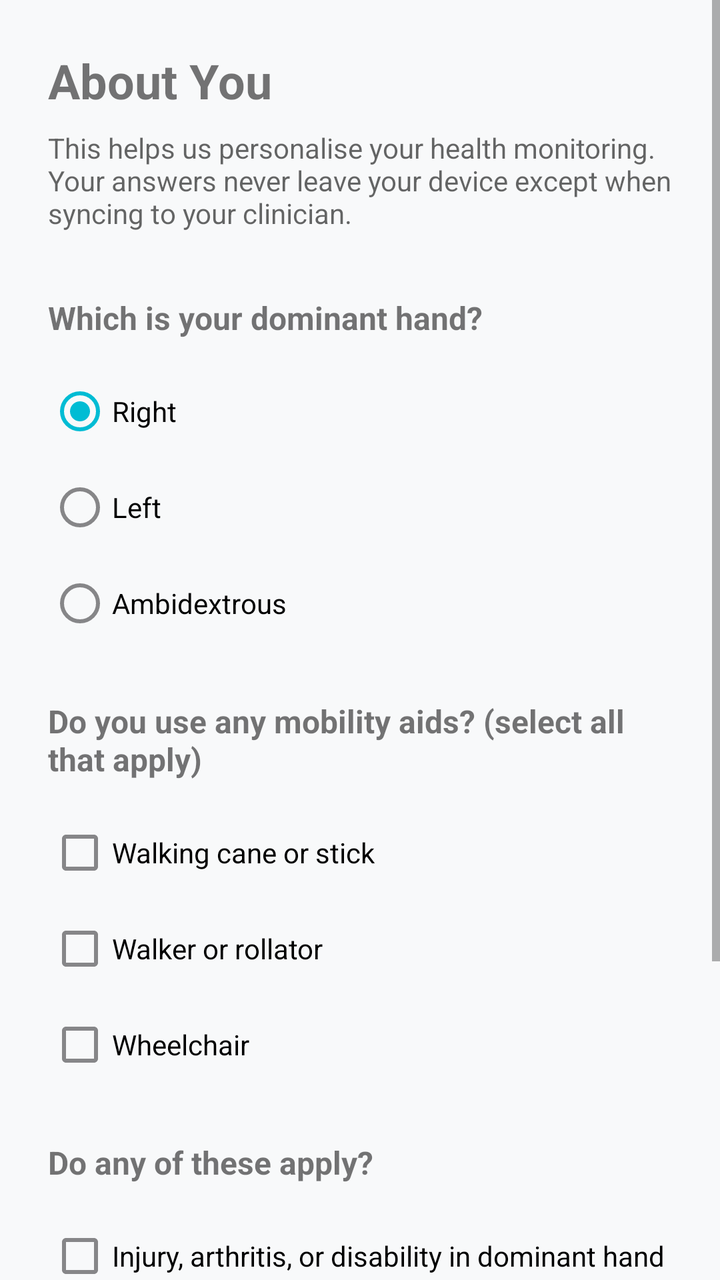
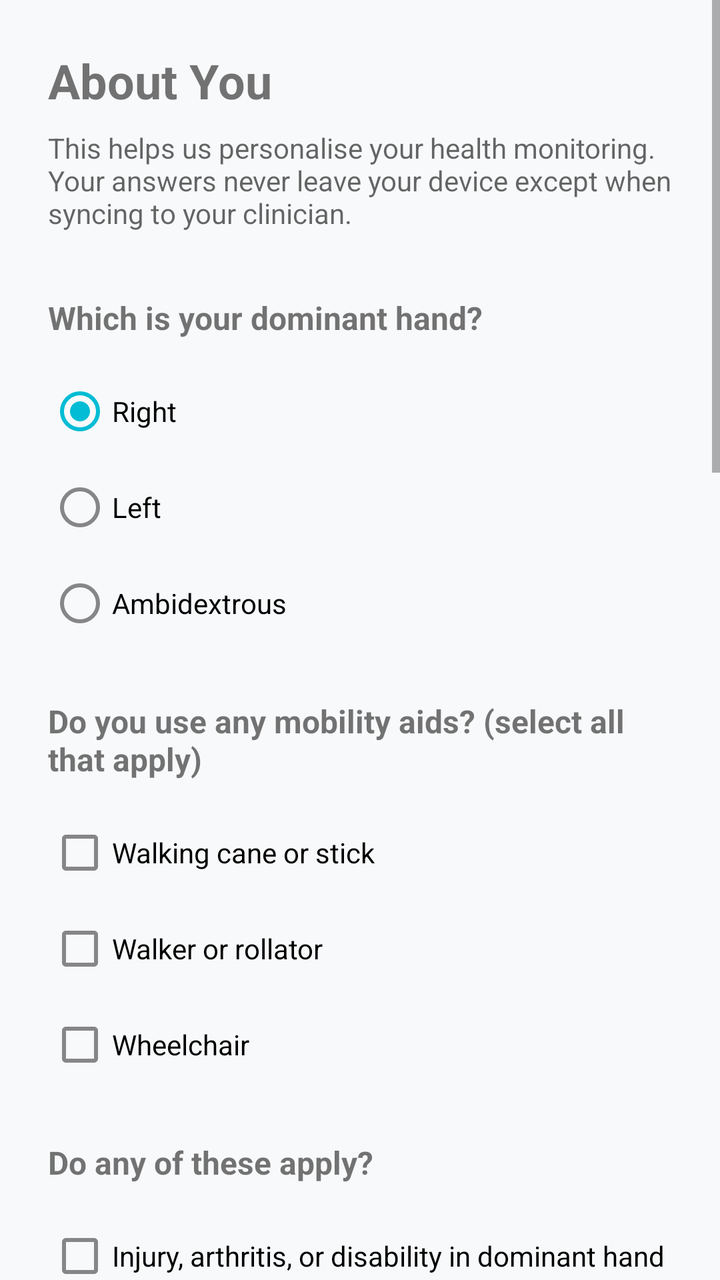

Before-and-after screenshots of an Android layout around one commit, followed by the original layout XML and the change that was made.
<!-- AndroidManifest.xml: application theme Theme.Cogniware -->
<!-- res/layout/activity_questionnaire.xml -->
<?xml version="1.0" encoding="utf-8"?>
<ScrollView xmlns:android="http://schemas.android.com/apk/res/android"
    android:layout_width="match_parent"
    android:layout_height="match_parent"
    android:fillViewport="true">

    <LinearLayout
        android:layout_width="match_parent"
        android:layout_height="wrap_content"
        android:orientation="vertical"
        android:padding="24dp">

        <TextView
            android:layout_width="wrap_content"
            android:layout_height="wrap_content"
            android:text="About You"
            android:textSize="24sp"
            android:textStyle="bold"
            android:layout_marginBottom="8dp" />

        <TextView
            android:layout_width="wrap_content"
            android:layout_height="wrap_content"
            android:text="This helps us personalise your health monitoring. Your answers never leave your device except when syncing to your clinician."
            android:textSize="14sp"
            android:textColor="?android:attr/textColorSecondary"
            android:layout_marginBottom="32dp" />

        
        <TextView
            android:layout_width="wrap_content"
            android:layout_height="wrap_content"
            android:text="Which is your dominant hand?"
            android:textSize="16sp"
            android:textStyle="bold"
            android:layout_marginBottom="12dp" />

        <RadioGroup
            android:id="@+id/rg_dominant_hand"
            android:layout_width="match_parent"
            android:layout_height="wrap_content"
            android:layout_marginBottom="24dp">

            <RadioButton
                android:id="@+id/rb_right"
                android:layout_width="wrap_content"
                android:layout_height="wrap_content"
                android:text="Right"
                android:checked="true" />

            <RadioButton
                android:id="@+id/rb_left"
                android:layout_width="wrap_content"
                android:layout_height="wrap_content"
                android:text="Left" />

            <RadioButton
                android:id="@+id/rb_ambidextrous"
                android:layout_width="wrap_content"
                android:layout_height="wrap_content"
                android:text="Ambidextrous" />
        </RadioGroup>

        
        <TextView
            android:layout_width="wrap_content"
            android:layout_height="wrap_content"
            android:text="Do you use any mobility aids? (select all that apply)"
            android:textSize="16sp"
            android:textStyle="bold"
            android:layout_marginBottom="12dp" />

        <CheckBox
            android:id="@+id/cb_cane"
            android:layout_width="wrap_content"
            android:layout_height="wrap_content"
            android:text="Walking cane or stick" />

        <CheckBox
            android:id="@+id/cb_walker"
            android:layout_width="wrap_content"
            android:layout_height="wrap_content"
            android:text="Walker or rollator" />

        <CheckBox
            android:id="@+id/cb_wheelchair"
            android:layout_width="wrap_content"
            android:layout_height="wrap_content"
            android:text="Wheelchair"
            android:layout_marginBottom="24dp" />

        
        <TextView
            android:layout_width="wrap_content"
            android:layout_height="wrap_content"
            android:text="Do any of these apply?"
            android:textSize="16sp"
            android:textStyle="bold"
            android:layout_marginBottom="12dp" />

        <CheckBox
            android:id="@+id/cb_dominant_hand_disability"
            android:layout_width="wrap_content"
            android:layout_height="wrap_content"
            android:text="Injury, arthritis, or disability in dominant hand" />

        <CheckBox
            android:id="@+id/cb_vision_impairment"
            android:layout_width="wrap_content"
            android:layout_height="wrap_content"
            android:text="Significant vision impairment (beyond corrected vision)" />

        <CheckBox
            android:id="@+id/cb_hearing_impairment"
            android:layout_width="wrap_content"
            android:layout_height="wrap_content"
            android:text="Significant hearing impairment"
            android:layout_marginBottom="32dp" />

        <com.google.android.material.button.MaterialButton
            android:id="@+id/btn_next"
            android:layout_width="match_parent"
            android:layout_height="wrap_content"
            android:text="Next: Posture Capture" />

    </LinearLayout>
</ScrollView>
<!-- resources referenced by this layout -->
<resources>
  <style name="Theme.Cogniware" parent="Theme.MaterialComponents.DayNight.NoActionBar">
          <item name="colorPrimary">@color/colorPrimary</item>
          <item name="colorPrimaryDark">@color/colorPrimaryDark</item>
          <item name="colorAccent">@color/colorAccent</item>
          <item name="android:windowBackground">@color/colorBackground</item>
          <item name="android:statusBarColor">@color/colorPrimaryDark</item>
          <item name="android:navigationBarColor">@color/colorSurface</item>
          <item name="colorSurface">@color/colorSurface</item>
          <item name="colorOnSurface">@color/colorTextPrimary</item>
          <item name="colorError">@color/colorError</item>
      </style>
  <color name="colorPrimary">#1A73E8</color>
  <color name="colorPrimaryDark">#1557B0</color>
  <color name="colorAccent">#00BCD4</color>
  <color name="colorBackground">#F8F9FA</color>
  <color name="colorSurface">#FFFFFF</color>
  <color name="colorTextPrimary">#202124</color>
  <color name="colorError">#EA4335</color>
</resources>

<!-- the commit's change to res/layout/activity_questionnaire.xml (unified diff, before → after) -->
@@ -26,7 +26,6 @@
             android:textColor="?android:attr/textColorSecondary"
             android:layout_marginBottom="32dp" />
 
-        
         <TextView
             android:layout_width="wrap_content"
             android:layout_height="wrap_content"
@@ -61,7 +60,6 @@
                 android:text="Ambidextrous" />
         </RadioGroup>
 
-        
         <TextView
             android:layout_width="wrap_content"
             android:layout_height="wrap_content"
@@ -89,7 +87,6 @@
             android:text="Wheelchair"
             android:layout_marginBottom="24dp" />
 
-        
         <TextView
             android:layout_width="wrap_content"
             android:layout_height="wrap_content"
@@ -117,6 +114,157 @@
             android:text="Significant hearing impairment"
             android:layout_marginBottom="32dp" />
 
+        <TextView
+            android:layout_width="wrap_content"
+            android:layout_height="wrap_content"
+            android:text="Year of Parkinson&#8217;s diagnosis"
+            android:textSize="16sp"
+            android:textStyle="bold"
+            android:layout_marginBottom="4dp" />
+
+        <TextView
+            android:layout_width="wrap_content"
+            android:layout_height="wrap_content"
+            android:text="Leave blank if unknown or not applicable."
+            android:textSize="13sp"
+            android:textColor="?android:attr/textColorSecondary"
+            android:layout_marginBottom="8dp" />
+
+        <com.google.android.material.textfield.TextInputLayout
+            android:id="@+id/til_diagnosis_year"
+            android:layout_width="160dp"
+            android:layout_height="wrap_content"
+            android:layout_marginBottom="24dp">
+
+            <com.google.android.material.textfield.TextInputEditText
+                android:id="@+id/et_diagnosis_year"
+                android:layout_width="match_parent"
+                android:layout_height="wrap_content"
+                android:hint="e.g. 2019"
+                android:inputType="number"
+                android:maxLength="4" />
+        </com.google.android.material.textfield.TextInputLayout>
+
+        <TextView
+            android:layout_width="wrap_content"
+            android:layout_height="wrap_content"
+            android:text="Hoehn &amp; Yahr stage (clinician-assessed)"
+            android:textSize="16sp"
+            android:textStyle="bold"
+            android:layout_marginBottom="4dp" />
+
+        <TextView
+            android:layout_width="wrap_content"
+            android:layout_height="wrap_content"
+            android:text="Your neurologist or movement disorder specialist can provide this. Skip if unknown."
+            android:textSize="13sp"
+            android:textColor="?android:attr/textColorSecondary"
+            android:layout_marginBottom="8dp" />
+
+        <RadioGroup
+            android:id="@+id/rg_hy_stage"
+            android:layout_width="match_parent"
+            android:layout_height="wrap_content"
+            android:layout_marginBottom="24dp">
+
+            <RadioButton
+                android:id="@+id/rb_hy_unknown"
+                android:layout_width="wrap_content"
+                android:layout_height="wrap_content"
+                android:text="Unknown / not assessed"
+                android:checked="true" />
+
+            <RadioButton
+                android:id="@+id/rb_hy_1"
+                android:layout_width="wrap_content"
+                android:layout_height="wrap_content"
+                android:text="Stage 1 &#8212; Mild, one side only" />
+
+            <RadioButton
+                android:id="@+id/rb_hy_1_5"
+                android:layout_width="wrap_content"
+                android:layout_height="wrap_content"
+                android:text="Stage 1.5 &#8212; One side + midline involvement" />
+
+            <RadioButton
+                android:id="@+id/rb_hy_2"
+                android:layout_width="wrap_content"
+                android:layout_height="wrap_content"
+                android:text="Stage 2 &#8212; Both sides, balance intact" />
+
+            <RadioButton
+                android:id="@+id/rb_hy_2_5"
+                android:layout_width="wrap_content"
+                android:layout_height="wrap_content"
+                android:text="Stage 2.5 &#8212; Mild bilateral, recovers on pull test" />
+
+            <RadioButton
+                android:id="@+id/rb_hy_3"
+                android:layout_width="wrap_content"
+                android:layout_height="wrap_content"
+                android:text="Stage 3 &#8212; Balance impaired, independent" />
+
+            <RadioButton
+                android:id="@+id/rb_hy_4"
+                android:layout_width="wrap_content"
+                android:layout_height="wrap_content"
+                android:text="Stage 4 &#8212; Severely disabled, can stand unaided" />
+
+            <RadioButton
+                android:id="@+id/rb_hy_5"
+                android:layout_width="wrap_content"
+                android:layout_height="wrap_content"
+                android:text="Stage 5 &#8212; Wheelchair or bedridden" />
+        </RadioGroup>
+
+        <TextView
+            android:layout_width="wrap_content"
+            android:layout_height="wrap_content"
+            android:text="Primary symptom pattern"
+            android:textSize="16sp"
+            android:textStyle="bold"
+            android:layout_marginBottom="4dp" />
+
+        <TextView
+            android:layout_width="wrap_content"
+            android:layout_height="wrap_content"
+            android:text="This helps us weight your monitoring signals correctly."
+            android:textSize="13sp"
+            android:textColor="?android:attr/textColorSecondary"
+            android:layout_marginBottom="8dp" />
+
+        <RadioGroup
+            android:id="@+id/rg_symptom_type"
+            android:layout_width="match_parent"
+            android:layout_height="wrap_content"
+            android:layout_marginBottom="32dp">
+
+            <RadioButton
+                android:id="@+id/rb_symptom_unknown"
+                android:layout_width="wrap_content"
+                android:layout_height="wrap_content"
+                android:text="Unknown / not sure"
+                android:checked="true" />
+
+            <RadioButton
+                android:id="@+id/rb_tremor_dominant"
+                android:layout_width="wrap_content"
+                android:layout_height="wrap_content"
+                android:text="Tremor-dominant &#8212; shaking is the main symptom" />
+
+            <RadioButton
+                android:id="@+id/rb_akinetic_rigid"
+                android:layout_width="wrap_content"
+                android:layout_height="wrap_content"
+                android:text="Akinetic-rigid &#8212; slowness/stiffness is the main symptom" />
+
+            <RadioButton
+                android:id="@+id/rb_mixed"
+                android:layout_width="wrap_content"
+                android:layout_height="wrap_content"
+                android:text="Mixed &#8212; both tremor and slowness/stiffness" />
+        </RadioGroup>
+
         <com.google.android.material.button.MaterialButton
             android:id="@+id/btn_next"
             android:layout_width="match_parent"
